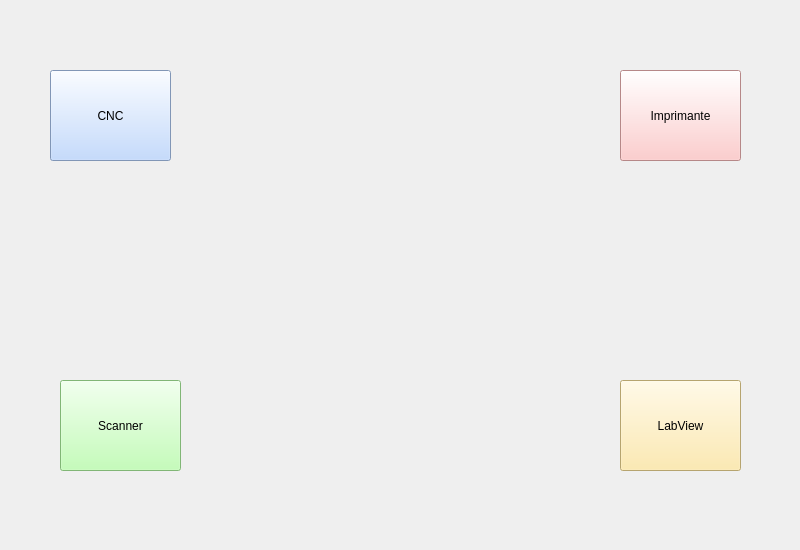
Qt form src/Page/ModulePage.ui (polybox3d/polybox) before a commit.
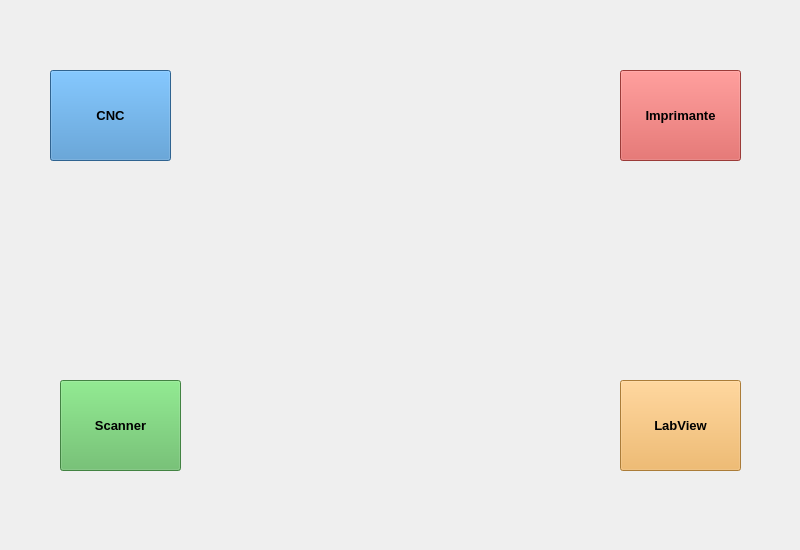
The same form after that commit. Icons and pictures are not drawn.

Diff of the .ui file:
```diff
--- a/src/Page/ModulePage.ui
+++ b/src/Page/ModulePage.ui
@@ -47,8 +47,15 @@
      <height>91</height>
     </rect>
    </property>
+   <property name="font">
+    <font>
+     <pointsize>10</pointsize>
+     <weight>75</weight>
+     <bold>true</bold>
+    </font>
+   </property>
    <property name="styleSheet">
-    <string notr="true">background-color: rgb(255, 190, 190);
+    <string notr="true">background-color: rgb(217, 83, 79);
 color: rgb(0, 0, 0);</string>
    </property>
    <property name="text">
@@ -62,6 +69,9 @@
    </property>
   </widget>
   <widget class="QPushButton" name="cncButton">
+   <property name="enabled">
+    <bool>true</bool>
+   </property>
    <property name="geometry">
     <rect>
      <x>50</x>
@@ -70,8 +80,15 @@
      <height>91</height>
     </rect>
    </property>
+   <property name="font">
+    <font>
+     <pointsize>10</pointsize>
+     <weight>75</weight>
+     <bold>true</bold>
+    </font>
+   </property>
    <property name="styleSheet">
-    <string notr="true">background-color: rgb(180, 210, 255);
+    <string notr="true">background-color: rgb(66, 139, 202);
 color: rgb(0, 0, 0);</string>
    </property>
    <property name="text">
@@ -79,6 +96,9 @@
    </property>
   </widget>
   <widget class="QPushButton" name="scannerButton">
+   <property name="enabled">
+    <bool>true</bool>
+   </property>
    <property name="geometry">
     <rect>
      <x>60</x>
@@ -87,14 +107,24 @@
      <height>91</height>
     </rect>
    </property>
+   <property name="font">
+    <font>
+     <pointsize>10</pointsize>
+     <weight>75</weight>
+     <bold>true</bold>
+    </font>
+   </property>
    <property name="styleSheet">
-    <string notr="true">background-color: rgb(180, 255, 165);color: rgb(0, 0, 0);</string>
+    <string notr="true">background-color: rgb(92, 184, 92);color: rgb(0, 0, 0);</string>
    </property>
    <property name="text">
     <string>Scanner</string>
    </property>
   </widget>
   <widget class="QPushButton" name="labviewButton">
+   <property name="enabled">
+    <bool>true</bool>
+   </property>
    <property name="geometry">
     <rect>
      <x>620</x>
@@ -103,8 +133,15 @@
      <height>91</height>
     </rect>
    </property>
+   <property name="font">
+    <font>
+     <pointsize>10</pointsize>
+     <weight>75</weight>
+     <bold>true</bold>
+    </font>
+   </property>
    <property name="styleSheet">
-    <string notr="true">background-color: rgb(255, 230, 155);color: rgb(0, 0, 0);</string>
+    <string notr="true">background-color: rgb(240, 173, 78);color: rgb(0, 0, 0);</string>
    </property>
    <property name="text">
     <string>LabView</string>
```
Left out of the diff: 3 changed lines with no effect on the pictures.
